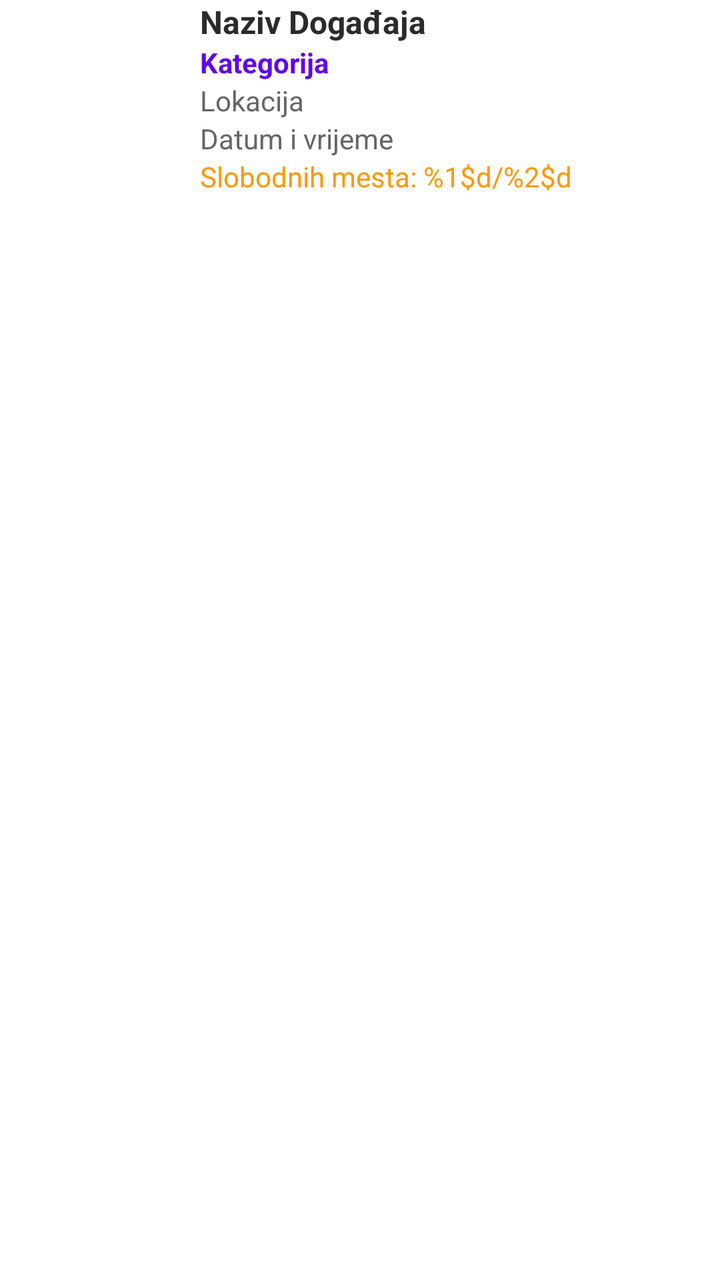
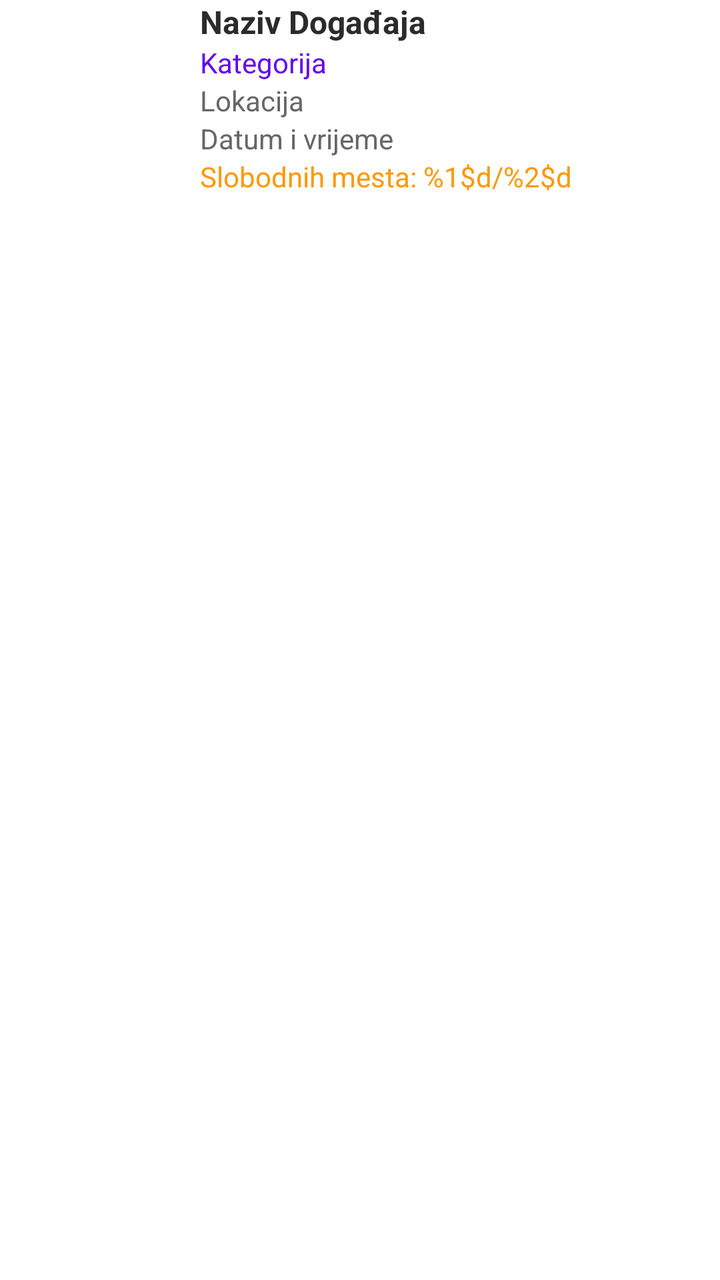

Compare the two renders of this Android layout. The source of the first and the diff that turns it into the second are given below.
<!-- AndroidManifest.xml: application theme Theme.EventsApp -->
<!-- res/layout/list_row.xml -->
<?xml version="1.0" encoding="utf-8"?>
<LinearLayout xmlns:android="http://schemas.android.com/apk/res/android"
    android:layout_width="match_parent"
    android:layout_height="match_parent"
    android:orientation="vertical"
    android:backgroundTint="@color/orange_light"
    android:id="@+id/layoutList">

        <TextView
            android:id="@+id/txtFeatured"
            android:layout_width="wrap_content"
            android:layout_height="wrap_content"
            android:background="@color/orange"
            android:text="@string/featured"
            android:textColor="@color/white"
            android:textSize="12sp"
            android:gravity="center"
            android:paddingVertical="2dp"
            android:paddingHorizontal="8dp"
            android:visibility="gone"
            />

        <LinearLayout
            android:layout_width="wrap_content"
            android:layout_height="0dp"
            android:layout_weight="1"
            android:orientation="horizontal">

            <ImageView
                android:id="@+id/imageEvents"
                android:layout_width="100dp"
                android:layout_height="100dp"
                android:scaleType="centerCrop"
                android:paddingHorizontal="8dp"
                />

            <LinearLayout
                android:layout_width="wrap_content"
                android:layout_height="wrap_content"
                android:orientation="vertical">

                <TextView
                    android:id="@+id/txtName"
                    android:layout_width="match_parent"
                    android:layout_height="wrap_content"
                    android:text="@string/naziv_doga_aja"
                    android:textColor="@color/grey"
                    android:textSize="16sp"
                    android:textStyle="bold"
                    />

                <TextView
                    android:id="@+id/txtCategory"
                    android:layout_width="match_parent"
                    android:layout_height="wrap_content"
                    android:textColor="@color/purple_500"
                    android:text="@string/kategorija"
                    android:textSize="14sp"
                    android:textStyle="bold"
                    />

                <TextView
                    android:id="@+id/txtLocation"
                    android:layout_width="match_parent"
                    android:layout_height="wrap_content"
                    android:text="@string/lokacija"
                    android:textColor="@color/grey_light"
                    android:textSize="14sp"
                    />

                <TextView
                    android:id="@+id/txtDateTime"
                    android:layout_width="match_parent"
                    android:layout_height="wrap_content"
                    android:text="@string/datum_i_vrijeme"
                    android:textColor="@color/grey_light"
                    android:textSize="14sp"
                    />

                <TextView
                    android:id="@+id/txtCapacity"
                    android:layout_width="match_parent"
                    android:layout_height="wrap_content"
                    android:text="@string/slobodnih_mesta_x_y"
                    android:textColor="@color/orange"
                    android:textSize="14sp"
                    />

            </LinearLayout>
    </LinearLayout>
</LinearLayout>
<!-- resources referenced by this layout -->
<resources>
  <color name="grey">#2B2B2B</color>
  <color name="grey_light">#666666</color>
  <color name="orange">#FF9800</color>
  <color name="orange_light">#FFF2E0</color>
  <color name="purple_500">#FF6200EE</color>
  <color name="white">#FFFFFFFF</color>
  <string name="datum_i_vrijeme">Datum i vrijeme</string>
  <string name="featured">FEATURED</string>
  <string name="kategorija">Kategorija</string>
  <string name="lokacija">Lokacija</string>
  <string name="naziv_doga_aja">Naziv Događaja</string>
  <string name="slobodnih_mesta_x_y">Slobodnih mesta: %1$d/%2$d</string>
  <style name="Theme.EventsApp" parent="Theme.MaterialComponents.DayNight.DarkActionBar">
          
          <item name="colorPrimary">@color/purple_500</item>
          <item name="colorPrimaryVariant">@color/purple_700</item>
          <item name="colorOnPrimary">@color/white</item>
          
          <item name="colorSecondary">@color/teal_200</item>
          <item name="colorSecondaryVariant">@color/teal_700</item>
          <item name="colorOnSecondary">@color/black</item>
          
          <item name="android:statusBarColor">?attr/colorPrimaryVariant</item>
          
      </style>
  <color name="purple_700">#FF3700B3</color>
  <color name="teal_200">#FF03DAC5</color>
  <color name="teal_700">#FF018786</color>
  <color name="black">#FF000000</color>
</resources>

<!-- the commit's change to res/layout/list_row.xml (unified diff, before → after) -->
@@ -56,7 +56,6 @@
                     android:textColor="@color/purple_500"
                     android:text="@string/kategorija"
                     android:textSize="14sp"
-                    android:textStyle="bold"
                     />
 
                 <TextView
